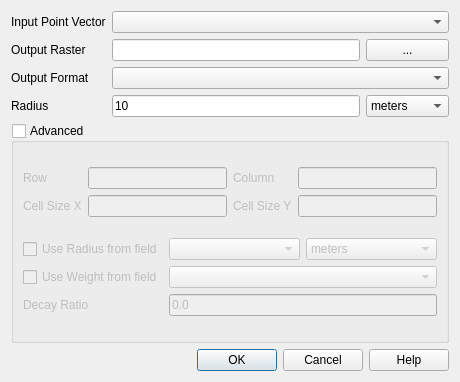
Qt form src/plugins/heatmap/heatmapguibase.ui (qgis/QGIS) before a commit.
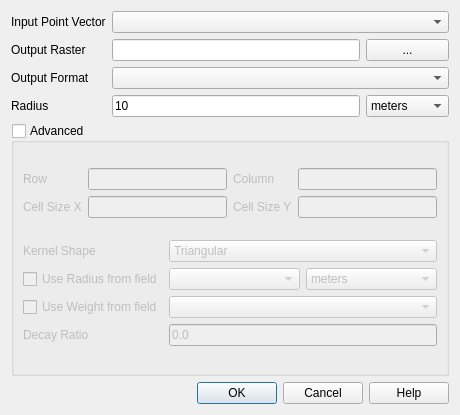
The same form after that commit.

Commit message: [FEATURE] Add option to select kernel shape (quartic, triangular or uniform) in heatmap plugin

Patch:
```diff
--- a/src/plugins/heatmap/heatmapguibase.ui
+++ b/src/plugins/heatmap/heatmapguibase.ui
@@ -7,7 +7,7 @@
     <x>0</x>
     <y>0</y>
     <width>460</width>
-    <height>382</height>
+    <height>415</height>
    </rect>
   </property>
   <property name="sizePolicy">
@@ -180,21 +180,21 @@
       </item>
       <item row="1" column="0">
        <layout class="QGridLayout" name="gridLayout_2">
-        <item row="0" column="0">
+        <item row="1" column="0">
          <widget class="QCheckBox" name="useRadius">
           <property name="text">
            <string>Use Radius from field</string>
           </property>
          </widget>
         </item>
-        <item row="0" column="1">
+        <item row="1" column="1">
          <widget class="QComboBox" name="radiusFieldCombo">
           <property name="enabled">
            <bool>false</bool>
           </property>
          </widget>
         </item>
-        <item row="0" column="2">
+        <item row="1" column="2">
          <widget class="QComboBox" name="radiusFieldUnitCombo">
           <property name="enabled">
            <bool>false</bool>
@@ -211,34 +211,60 @@
           </item>
          </widget>
         </item>
-        <item row="1" column="0">
+        <item row="2" column="0">
          <widget class="QCheckBox" name="useWeight">
           <property name="text">
            <string>Use Weight from field</string>
           </property>
          </widget>
         </item>
-        <item row="1" column="1" colspan="2">
-         <widget class="QComboBox" name="weightFieldCombo">
-          <property name="enabled">
-           <bool>false</bool>
-          </property>
-         </widget>
-        </item>
         <item row="2" column="1" colspan="2">
+         <widget class="QComboBox" name="weightFieldCombo">
+          <property name="enabled">
+           <bool>false</bool>
+          </property>
+         </widget>
+        </item>
+        <item row="3" column="1" colspan="2">
          <widget class="QLineEdit" name="mDecayLineEdit">
           <property name="text">
            <string>0.0</string>
           </property>
          </widget>
         </item>
-        <item row="2" column="0">
+        <item row="3" column="0">
          <widget class="QLabel" name="mDecayLabel">
           <property name="text">
            <string>Decay Ratio</string>
           </property>
          </widget>
         </item>
+        <item row="0" column="1" colspan="2">
+         <widget class="QComboBox" name="kernelShapeCombo">
+          <item>
+           <property name="text">
+            <string>Triangular</string>
+           </property>
+          </item>
+          <item>
+           <property name="text">
+            <string>Uniform</string>
+           </property>
+          </item>
+          <item>
+           <property name="text">
+            <string>Quartic</string>
+           </property>
+          </item>          
+         </widget>
+        </item>
+        <item row="0" column="0">
+         <widget class="QLabel" name="kernelShapeLable">
+          <property name="text">
+           <string>Kernel Shape</string>
+          </property>
+         </widget>
+        </item>
        </layout>
       </item>
      </layout>
```
The commit also changes 4 other files.
